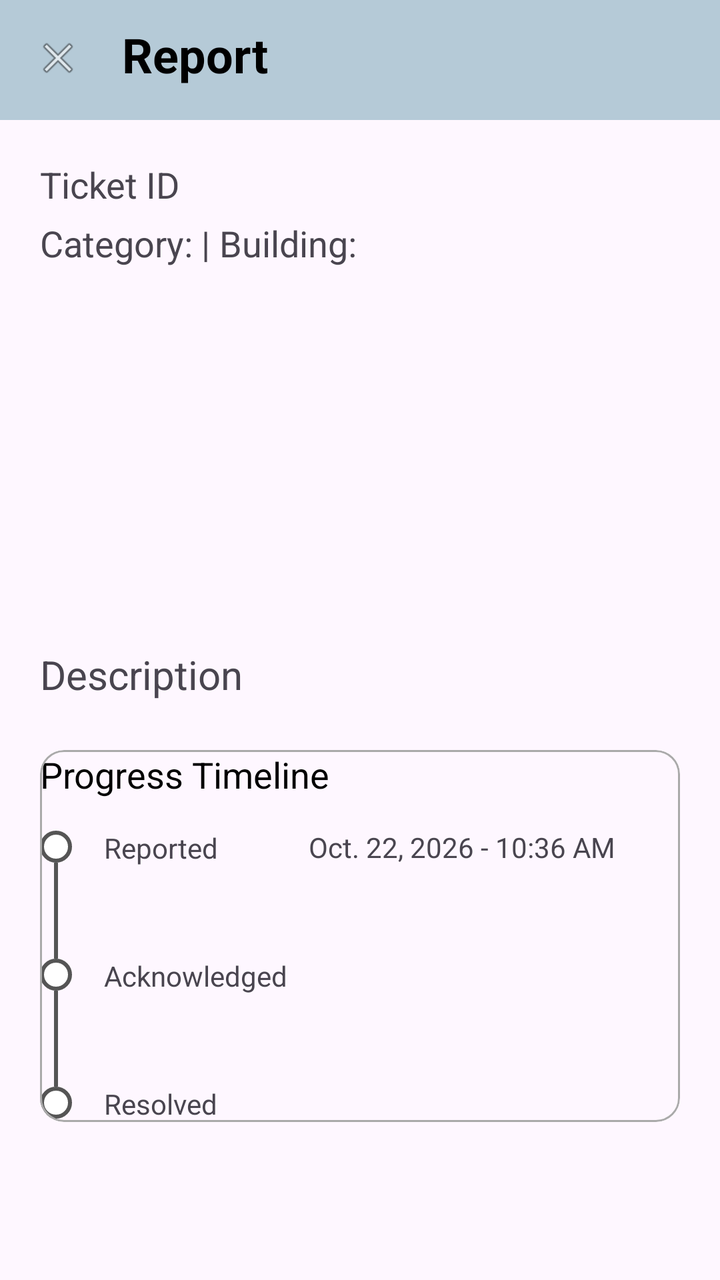
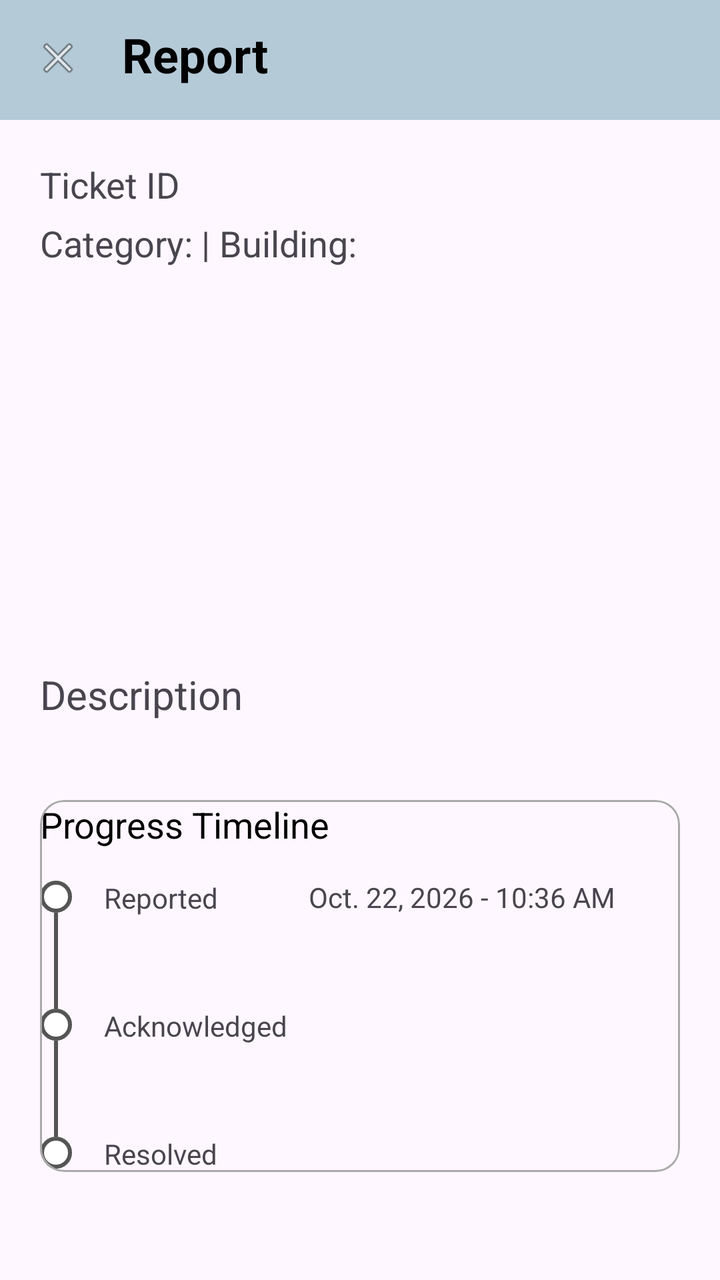

Compare the two renders of this Android layout. The source of the first and the diff that turns it into the second are given below.
<!-- AndroidManifest.xml: application theme Theme.CampusFix -->
<!-- res/layout/activity_report_details.xml -->
<?xml version="1.0" encoding="utf-8"?>
<androidx.constraintlayout.widget.ConstraintLayout xmlns:android="http://schemas.android.com/apk/res/android"
    android:layout_width="match_parent"
    android:layout_height="match_parent"
    xmlns:app="http://schemas.android.com/apk/res-auto"
    android:id="@+id/main"
    android:orientation="vertical">
    
    <LinearLayout
        android:id="@+id/topBar"
        android:layout_width="match_parent"
        android:layout_height="60dp"
        android:background="@color/material_dynamic_secondary80"
        android:orientation="horizontal"
        android:gravity="left"
        android:padding="5dp"
        app:layout_constraintTop_toTopOf="parent"
        >
        <ImageView
            android:id="@+id/ivClose"
            android:layout_width="48dp"
            android:layout_height="48dp"
            android:layout_marginEnd="8dp"
            android:contentDescription="Close button"
            android:padding="12dp"
            android:src="@android:drawable/ic_menu_close_clear_cancel"
            />
        <TextView
            android:id="@+id/tvReportTitle"
            android:layout_width="wrap_content"
            android:layout_height="wrap_content"
            android:layout_marginTop="6dp"
            android:text="Report"
            android:textColor="@android:color/black"
            android:textSize="24sp"
            android:textStyle="bold"
            />
    </LinearLayout>

    <ScrollView
        android:layout_width="match_parent"
        android:layout_height="wrap_content"
        android:orientation="vertical"
        android:layout_margin="10dp"
        android:padding="10dp"
        app:layout_constraintTop_toBottomOf="@id/topBar"
        android:layout_gravity="fill_vertical"
        >
        <LinearLayout
            android:layout_width="match_parent"
            android:layout_height="match_parent"
            android:orientation="vertical"
            >
            <TextView
                android:id="@+id/tvTicketId"
                android:layout_width="wrap_content"
                android:layout_height="wrap_content"
                android:text="Ticket ID"
                android:textSize="18sp"/>
            <LinearLayout
                android:layout_width="wrap_content"
                android:layout_height="wrap_content"
                android:layout_marginVertical="5dp"
                >
                <TextView
                    android:layout_width="wrap_content"
                    android:layout_height="wrap_content"
                    android:id="@+id/tvCategory"
                    android:text="Category: | "
                    android:textSize="18sp"
                    />
                <TextView
                    android:id="@+id/tvBuildingRm"
                    android:layout_width="wrap_content"
                    android:layout_height="wrap_content"
                    android:text="Building:"
                    android:textSize="18sp"/>
            </LinearLayout>

            <ImageView
                android:layout_width="match_parent"
                android:layout_height="175dp"
                android:id="@+id/ivPhoto"
                android:layout_marginVertical="5dp"
                />

            <TextView
                android:layout_width="wrap_content"
                android:layout_height="wrap_content"
                android:text="Description"
                android:textSize="20sp"/>

            <TextView
                android:id="@+id/tvDescription"
                android:layout_width="match_parent"
                android:layout_height="wrap_content"
                android:textSize="18sp"
                android:text=""/>

            <com.google.android.material.card.MaterialCardView
                xmlns:android="http://schemas.android.com/apk/res/android"
                xmlns:app="http://schemas.android.com/apk/res-auto"
                android:layout_width="match_parent"
                android:layout_height="wrap_content"
                app:cardElevation="0dp"
                app:strokeColor="@android:color/darker_gray"
                app:strokeWidth="1dp">

                <LinearLayout
                    android:layout_width="match_parent"
                    android:layout_height="wrap_content"
                    android:orientation="vertical"
                    >

                    <TextView
                        android:layout_width="wrap_content"
                        android:layout_height="wrap_content"
                        android:text="Progress Timeline"
                        android:textColor="@android:color/black"
                        android:textSize="18sp" />

                    
                    <androidx.constraintlayout.widget.ConstraintLayout
                        android:layout_width="match_parent"
                        android:layout_height="wrap_content"
                        android:layout_marginTop="16dp"
                        android:minHeight="64dp">

                        <androidx.constraintlayout.widget.Guideline
                            android:id="@+id/guideline1"
                            android:layout_width="wrap_content"
                            android:layout_height="wrap_content"
                            android:orientation="vertical"
                            app:layout_constraintGuide_percent="0.42" />

                        <View
                            android:id="@+id/dotReported"
                            android:layout_width="16dp"
                            android:layout_height="16dp"
                            android:background="@drawable/timeline_dot"
                            app:layout_constraintStart_toStartOf="parent"
                            app:layout_constraintTop_toTopOf="parent" />

                        <View
                            android:id="@+id/lineReported"
                            android:layout_width="2dp"
                            android:layout_height="0dp"
                            android:background="#555555"
                            app:layout_constraintBottom_toBottomOf="parent"
                            app:layout_constraintEnd_toEndOf="@id/dotReported"
                            app:layout_constraintStart_toStartOf="@id/dotReported"
                            app:layout_constraintTop_toBottomOf="@id/dotReported" />

                        <TextView
                            android:id="@+id/tvReportedLabel"
                            android:layout_width="wrap_content"
                            android:layout_height="wrap_content"
                            android:layout_marginStart="16dp"
                            android:text="Reported"
                            android:textSize="14sp"
                            app:layout_constraintBottom_toBottomOf="@id/dotReported"
                            app:layout_constraintStart_toEndOf="@id/dotReported"
                            app:layout_constraintTop_toTopOf="@id/dotReported" />

                        <TextView
                            android:id="@+id/tvReportedTime"
                            android:layout_width="0dp"
                            android:layout_height="wrap_content"
                            android:text="Oct. 22, 2026 - 10:36 AM"
                            android:textSize="14sp"
                            app:layout_constraintBottom_toBottomOf="@id/dotReported"
                            app:layout_constraintEnd_toEndOf="parent"
                            app:layout_constraintStart_toStartOf="@id/guideline1"
                            app:layout_constraintTop_toTopOf="@id/dotReported" />
                    </androidx.constraintlayout.widget.ConstraintLayout>

                    
                    <androidx.constraintlayout.widget.ConstraintLayout
                        android:id="@+id/stepAcknowledged"
                        android:layout_width="match_parent"
                        android:layout_height="wrap_content"
                        android:minHeight="64dp">

                        <androidx.constraintlayout.widget.Guideline
                            android:id="@+id/guideline2"
                            android:layout_width="wrap_content"
                            android:layout_height="wrap_content"
                            android:orientation="vertical"
                            app:layout_constraintGuide_percent="0.42" />

                        <View
                            android:id="@+id/dotAcknowledged"
                            android:layout_width="16dp"
                            android:layout_height="16dp"
                            android:background="@drawable/timeline_dot"
                            app:layout_constraintStart_toStartOf="parent"
                            app:layout_constraintTop_toTopOf="parent" />

                        <View
                            android:id="@+id/lineAcknowledged"
                            android:layout_width="2dp"
                            android:layout_height="0dp"
                            android:background="#555555"
                            app:layout_constraintBottom_toBottomOf="parent"
                            app:layout_constraintEnd_toEndOf="@id/dotAcknowledged"
                            app:layout_constraintStart_toStartOf="@id/dotAcknowledged"
                            app:layout_constraintTop_toBottomOf="@id/dotAcknowledged" />

                        <TextView
                            android:id="@+id/tvAcknowledgedLabel"
                            android:layout_width="wrap_content"
                            android:layout_height="wrap_content"
                            android:layout_marginStart="16dp"
                            android:text="Acknowledged"
                            android:textSize="14sp"
                            app:layout_constraintBottom_toBottomOf="@id/dotAcknowledged"
                            app:layout_constraintStart_toEndOf="@id/dotAcknowledged"
                            app:layout_constraintTop_toTopOf="@id/dotAcknowledged" />

                        <TextView
                            android:id="@+id/tvAcknowledgedTime"
                            android:layout_width="0dp"
                            android:layout_height="wrap_content"
                            android:textSize="14sp"
                            app:layout_constraintBottom_toBottomOf="@id/dotAcknowledged"
                            app:layout_constraintEnd_toEndOf="parent"
                            app:layout_constraintStart_toStartOf="@id/guideline2"
                            app:layout_constraintTop_toTopOf="@id/dotAcknowledged" />
                    </androidx.constraintlayout.widget.ConstraintLayout>

                    
                    <androidx.constraintlayout.widget.ConstraintLayout
                        android:id="@+id/stepResolved"
                        android:layout_width="match_parent"
                        android:layout_height="wrap_content">

                        <androidx.constraintlayout.widget.Guideline
                            android:id="@+id/guideline3"
                            android:layout_width="wrap_content"
                            android:layout_height="wrap_content"
                            android:orientation="vertical"
                            app:layout_constraintGuide_percent="0.42" />

                        <View
                            android:id="@+id/dotResolved"
                            android:layout_width="16dp"
                            android:layout_height="16dp"
                            android:background="@drawable/timeline_dot"
                            app:layout_constraintStart_toStartOf="parent"
                            app:layout_constraintTop_toTopOf="parent" />

                        <TextView
                            android:id="@+id/tvResolvedLabel"
                            android:layout_width="wrap_content"
                            android:layout_height="wrap_content"
                            android:layout_marginStart="16dp"
                            android:text="Resolved"
                            android:textSize="14sp"
                            app:layout_constraintBottom_toBottomOf="@id/dotResolved"
                            app:layout_constraintStart_toEndOf="@id/dotResolved"
                            app:layout_constraintTop_toTopOf="@id/dotResolved" />

                        <TextView
                            android:id="@+id/tvResolvedTime"
                            android:layout_width="0dp"
                            android:layout_height="wrap_content"
                            android:textSize="14sp"
                            app:layout_constraintBottom_toBottomOf="@id/dotResolved"
                            app:layout_constraintEnd_toEndOf="parent"
                            app:layout_constraintStart_toStartOf="@id/guideline3"
                            app:layout_constraintTop_toTopOf="@id/dotResolved" />
                    </androidx.constraintlayout.widget.ConstraintLayout>

                </LinearLayout>
            </com.google.android.material.card.MaterialCardView>
        </LinearLayout>
    </ScrollView>

</androidx.constraintlayout.widget.ConstraintLayout>
<!-- resources referenced by this layout -->
<resources>
  <!-- drawable timeline_dot (drawable) -->
  <?xml version="1.0" encoding="utf-8"?>
  <shape xmlns:android="http://schemas.android.com/apk/res/android"
      android:shape="oval">
      <solid android:color="@android:color/white" />
      <stroke
          android:width="2dp"
          android:color="#555555" />
      <size
          android:width="16dp"
          android:height="16dp" />
  </shape>
  <style name="Theme.CampusFix" parent="Theme.Material3.Light.NoActionBar" />
</resources>

<!-- the commit's change to res/layout/activity_report_details.xml (unified diff, before → after) -->
@@ -3,6 +3,7 @@
     android:layout_width="match_parent"
     android:layout_height="match_parent"
     xmlns:app="http://schemas.android.com/apk/res-auto"
+    android:layout_marginTop="40dp"
     android:id="@+id/main"
     android:orientation="vertical">
     
@@ -85,6 +86,8 @@
                 />
 
             <TextView
+                android:layout_marginTop="10dp"
+                android:layout_marginBottom="5dp"
                 android:layout_width="wrap_content"
                 android:layout_height="wrap_content"
                 android:text="Description"
@@ -102,6 +105,7 @@
                 xmlns:app="http://schemas.android.com/apk/res-auto"
                 android:layout_width="match_parent"
                 android:layout_height="wrap_content"
+                android:layout_marginVertical="10dp"
                 app:cardElevation="0dp"
                 app:strokeColor="@android:color/darker_gray"
                 app:strokeWidth="1dp">
